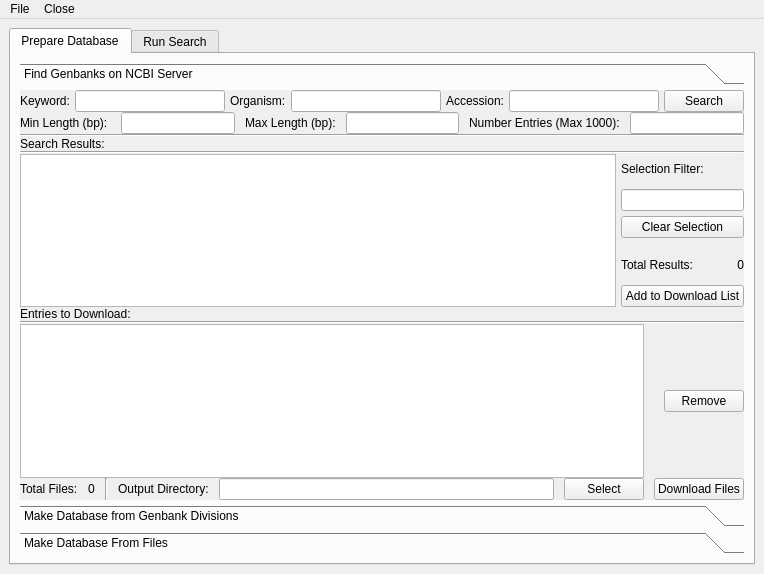
This is guiGenbank.ui in emzodls/clusterArch as Qt 5 draws it before an edit. The edited form follows.
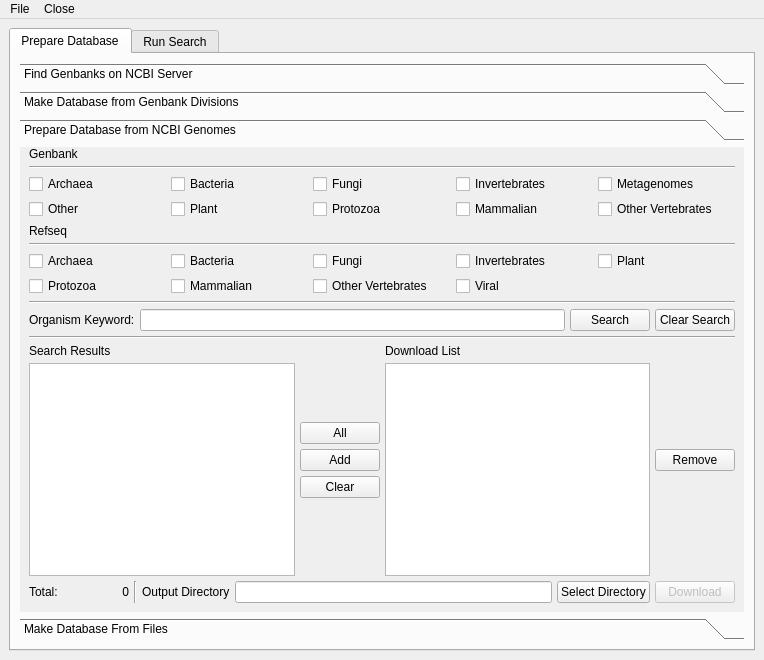
This is the edited form. The open tabs and pages were chosen to show the change.

Commit message: Added results summary window for genbank divisions download. Debugged this section, should be working now. Built front end for the genomes download interface. Abort button doesn't work and crashes the program TO DO: 1. Genomes interface to download genomes - front end done back end not 2. Get genbanks from results files 3. HMM builder (?)

```diff
--- a/guiGenbank.ui
+++ b/guiGenbank.ui
@@ -7,7 +7,7 @@
     <x>0</x>
     <y>0</y>
     <width>764</width>
-    <height>574</height>
+    <height>660</height>
    </rect>
   </property>
   <property name="sizePolicy">
@@ -61,7 +61,7 @@
            <number>0</number>
           </property>
           <property name="tabSpacing">
-           <number>5</number>
+           <number>-1</number>
           </property>
           <widget class="QWidget" name="ncbiDL">
            <property name="geometry">
@@ -69,7 +69,7 @@
              <x>0</x>
              <y>0</y>
              <width>710</width>
-             <height>394</height>
+             <height>431</height>
             </rect>
            </property>
            <attribute name="label">
@@ -771,6 +771,413 @@
             </item>
            </layout>
           </widget>
+          <widget class="QWidget" name="genomesDB">
+           <attribute name="label">
+            <string>Prepare Database from NCBI Genomes</string>
+           </attribute>
+           <layout class="QVBoxLayout" name="verticalLayout_14">
+            <property name="spacing">
+             <number>5</number>
+            </property>
+            <property name="topMargin">
+             <number>0</number>
+            </property>
+            <item>
+             <widget class="QLabel" name="label_21">
+              <property name="text">
+               <string>Genbank</string>
+              </property>
+             </widget>
+            </item>
+            <item>
+             <widget class="Line" name="line_12">
+              <property name="orientation">
+               <enum>Qt::Horizontal</enum>
+              </property>
+             </widget>
+            </item>
+            <item>
+             <layout class="QGridLayout" name="gridLayout_2">
+              <item row="1" column="0">
+               <widget class="QCheckBox" name="otherGbk">
+                <property name="text">
+                 <string>Other</string>
+                </property>
+               </widget>
+              </item>
+              <item row="0" column="2">
+               <widget class="QCheckBox" name="funGbk">
+                <property name="text">
+                 <string>Fungi</string>
+                </property>
+               </widget>
+              </item>
+              <item row="1" column="3">
+               <widget class="QCheckBox" name="mamGbk">
+                <property name="text">
+                 <string>Mammalian</string>
+                </property>
+               </widget>
+              </item>
+              <item row="1" column="1">
+               <widget class="QCheckBox" name="plnGbk">
+                <property name="text">
+                 <string>Plant</string>
+                </property>
+               </widget>
+              </item>
+              <item row="1" column="2">
+               <widget class="QCheckBox" name="proGbk">
+                <property name="text">
+                 <string>Protozoa</string>
+                </property>
+               </widget>
+              </item>
+              <item row="0" column="3">
+               <widget class="QCheckBox" name="invGbk">
+                <property name="text">
+                 <string>Invertebrates</string>
+                </property>
+               </widget>
+              </item>
+              <item row="1" column="4">
+               <widget class="QCheckBox" name="verGbk">
+                <property name="text">
+                 <string>Other Vertebrates</string>
+                </property>
+               </widget>
+              </item>
+              <item row="0" column="1">
+               <widget class="QCheckBox" name="bctGbk">
+                <property name="text">
+                 <string>Bacteria</string>
+                </property>
+               </widget>
+              </item>
+              <item row="0" column="4">
+               <widget class="QCheckBox" name="metaGbk">
+                <property name="text">
+                 <string>Metagenomes</string>
+                </property>
+               </widget>
+              </item>
+              <item row="0" column="0">
+               <widget class="QCheckBox" name="archGbk">
+                <property name="text">
+                 <string>Archaea</string>
+                </property>
+               </widget>
+              </item>
+             </layout>
+            </item>
+            <item>
+             <widget class="QLabel" name="label_22">
+              <property name="text">
+               <string>Refseq</string>
+              </property>
+             </widget>
+            </item>
+            <item>
+             <widget class="Line" name="line_13">
+              <property name="orientation">
+               <enum>Qt::Horizontal</enum>
+              </property>
+             </widget>
+            </item>
+            <item>
+             <layout class="QGridLayout" name="gridLayout_3">
+              <item row="0" column="2">
+               <widget class="QCheckBox" name="funRs">
+                <property name="text">
+                 <string>Fungi</string>
+                </property>
+               </widget>
+              </item>
+              <item row="0" column="3">
+               <widget class="QCheckBox" name="invRs">
+                <property name="text">
+                 <string>Invertebrates</string>
+                </property>
+               </widget>
+              </item>
+              <item row="0" column="1">
+               <widget class="QCheckBox" name="bctRs">
+                <property name="text">
+                 <string>Bacteria</string>
+                </property>
+               </widget>
+              </item>
+              <item row="0" column="0">
+               <widget class="QCheckBox" name="archRs">
+                <property name="text">
+                 <string>Archaea</string>
+                </property>
+               </widget>
+              </item>
+              <item row="0" column="4">
+               <widget class="QCheckBox" name="plnRs">
+                <property name="text">
+                 <string>Plant</string>
+                </property>
+               </widget>
+              </item>
+              <item row="1" column="0">
+               <widget class="QCheckBox" name="proRs">
+                <property name="text">
+                 <string>Protozoa</string>
+                </property>
+               </widget>
+              </item>
+              <item row="1" column="1">
+               <widget class="QCheckBox" name="mamRs">
+                <property name="text">
+                 <string>Mammalian</string>
+                </property>
+               </widget>
+              </item>
+              <item row="1" column="2">
+               <widget class="QCheckBox" name="checkBox_17">
+                <property name="text">
+                 <string>Other Vertebrates</string>
+                </property>
+               </widget>
+              </item>
+              <item row="1" column="3">
+               <widget class="QCheckBox" name="checkBox_19">
+                <property name="text">
+                 <string>Viral</string>
+                </property>
+               </widget>
+              </item>
+             </layout>
+            </item>
+            <item>
+             <widget class="Line" name="line_14">
+              <property name="orientation">
+               <enum>Qt::Horizontal</enum>
+              </property>
+             </widget>
+            </item>
+            <item>
+             <layout class="QHBoxLayout" name="horizontalLayout_27">
+              <item>
+               <widget class="QLabel" name="label_24">
+                <property name="text">
+                 <string>Organism Keyword:</string>
+                </property>
+               </widget>
+              </item>
+              <item>
+               <widget class="QLineEdit" name="organismKeyword"/>
+              </item>
+              <item>
+               <widget class="QPushButton" name="searchNcbiGenomesBtn">
+                <property name="sizePolicy">
+                 <sizepolicy hsizetype="Fixed" vsizetype="Fixed">
+                  <horstretch>0</horstretch>
+                  <verstretch>0</verstretch>
+                 </sizepolicy>
+                </property>
+                <property name="text">
+                 <string>Search</string>
+                </property>
+               </widget>
+              </item>
+              <item>
+               <widget class="QPushButton" name="clearNcbiGenomeSearchBtn">
+                <property name="text">
+                 <string>Clear Search</string>
+                </property>
+               </widget>
+              </item>
+             </layout>
+            </item>
+            <item>
+             <widget class="Line" name="line_16">
+              <property name="orientation">
+               <enum>Qt::Horizontal</enum>
+              </property>
+             </widget>
+            </item>
+            <item>
+             <layout class="QHBoxLayout" name="horizontalLayout_28">
+              <item>
+               <layout class="QVBoxLayout" name="verticalLayout_15">
+                <item>
+                 <widget class="QLabel" name="label_25">
+                  <property name="text">
+                   <string>Search Results</string>
+                  </property>
+                 </widget>
+                </item>
+                <item>
+                 <widget class="QListWidget" name="ncbiGenomesSearchResults">
+                  <property name="editTriggers">
+                   <set>QAbstractItemView::NoEditTriggers</set>
+                  </property>
+                  <property name="selectionMode">
+                   <enum>QAbstractItemView::MultiSelection</enum>
+                  </property>
+                 </widget>
+                </item>
+               </layout>
+              </item>
+              <item>
+               <layout class="QVBoxLayout" name="verticalLayout_17">
+                <item>
+                 <spacer name="verticalSpacer_3">
+                  <property name="orientation">
+                   <enum>Qt::Vertical</enum>
+                  </property>
+                  <property name="sizeHint" stdset="0">
+                   <size>
+                    <width>20</width>
+                    <height>40</height>
+                   </size>
+                  </property>
+                 </spacer>
+                </item>
+                <item>
+                 <widget class="QPushButton" name="selectAllNcbiGenomeBtn">
+                  <property name="text">
+                   <string>All</string>
+                  </property>
+                 </widget>
+                </item>
+                <item>
+                 <widget class="QPushButton" name="addNcbiGenomeBtn">
+                  <property name="text">
+                   <string>Add</string>
+                  </property>
+                 </widget>
+                </item>
+                <item>
+                 <widget class="QPushButton" name="clearNcbiGenomeSelectionBtn">
+                  <property name="text">
+                   <string>Clear</string>
+                  </property>
+                 </widget>
+                </item>
+                <item>
+                 <spacer name="verticalSpacer_2">
+                  <property name="orientation">
+                   <enum>Qt::Vertical</enum>
+                  </property>
+                  <property name="sizeHint" stdset="0">
+                   <size>
+                    <width>20</width>
+                    <height>40</height>
+                   </size>
+                  </property>
+                 </spacer>
+                </item>
+               </layout>
+              </item>
+              <item>
+               <layout class="QVBoxLayout" name="verticalLayout_16">
+                <item>
+                 <widget class="QLabel" name="label_26">
+                  <property name="text">
+                   <string>Download List</string>
+                  </property>
+                 </widget>
+                </item>
+                <item>
+                 <widget class="QListWidget" name="ncbiGenomeDlList">
+                  <property name="editTriggers">
+                   <set>QAbstractItemView::NoEditTriggers</set>
+                  </property>
+                  <property name="selectionMode">
+                   <enum>QAbstractItemView::MultiSelection</enum>
+                  </property>
+                 </widget>
+                </item>
+               </layout>
+              </item>
+              <item>
+               <widget class="QPushButton" name="removeNcbiGenomeBtn">
+                <property name="text">
+                 <string>Remove</string>
+                </property>
+               </widget>
+              </item>
+             </layout>
+            </item>
+            <item>
+             <layout class="QHBoxLayout" name="horizontalLayout_23">
+              <item>
+               <widget class="QLabel" name="label_28">
+                <property name="text">
+                 <string>Total:</string>
+                </property>
+               </widget>
+              </item>
+              <item>
+               <widget class="QLabel" name="label_27">
+                <property name="minimumSize">
+                 <size>
+                  <width>66</width>
+                  <height>21</height>
+                 </size>
+                </property>
+                <property name="text">
+                 <string>0</string>
+                </property>
+                <property name="alignment">
+                 <set>Qt::AlignRight|Qt::AlignTrailing|Qt::AlignVCenter</set>
+                </property>
+               </widget>
+              </item>
+              <item>
+               <widget class="Line" name="line_15">
+                <property name="orientation">
+                 <enum>Qt::Vertical</enum>
+                </property>
+               </widget>
+              </item>
+              <item>
+               <widget class="QLabel" name="label_23">
+                <property name="text">
+                 <string>Output Directory</string>
+                </property>
+               </widget>
+              </item>
+              <item>
+               <widget class="QLineEdit" name="ncbiGenomeDlDir"/>
+              </item>
+              <item>
+               <widget class="QPushButton" name="selectNcbiGenomeDlDirBtn">
+                <property name="sizePolicy">
+                 <sizepolicy hsizetype="Fixed" vsizetype="Fixed">
+                  <horstretch>0</horstretch>
+                  <verstretch>0</verstretch>
+                 </sizepolicy>
+                </property>
+                <property name="text">
+                 <string>Select Directory</string>
+                </property>
+               </widget>
+              </item>
+              <item>
+               <widget class="QPushButton" name="downloadNcbiGenomesBtn">
+                <property name="enabled">
+                 <bool>false</bool>
+                </property>
+                <property name="sizePolicy">
+                 <sizepolicy hsizetype="Fixed" vsizetype="Fixed">
+                  <horstretch>0</horstretch>
+                  <verstretch>0</verstretch>
+                 </sizepolicy>
+                </property>
+                <property name="text">
+                 <string>Download</string>
+                </property>
+               </widget>
+              </item>
+             </layout>
+            </item>
+           </layout>
+          </widget>
           <widget class="QWidget" name="filesDB">
            <property name="geometry">
             <rect>
```
Left out of the diff: 4 changed lines with no effect on the pictures. The commit also changes 6 other files.
